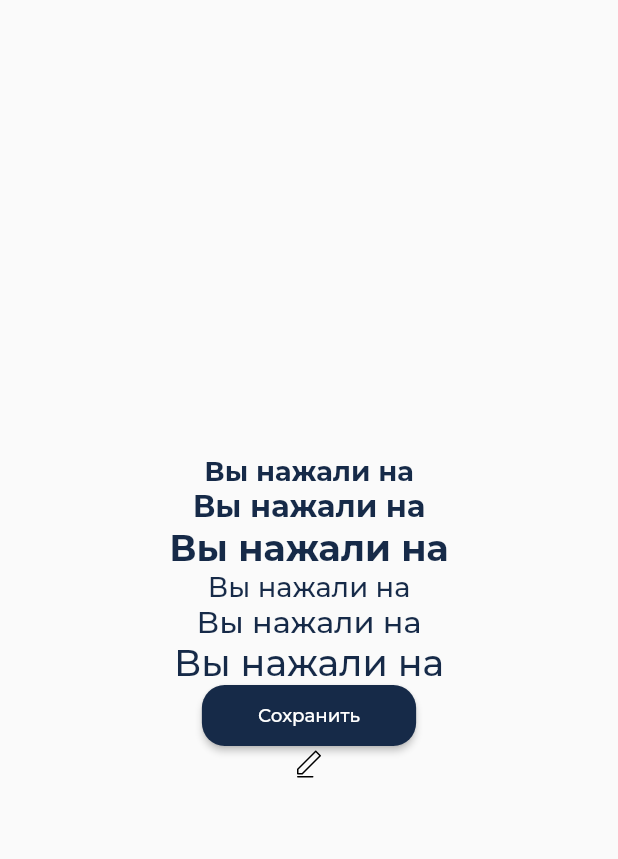
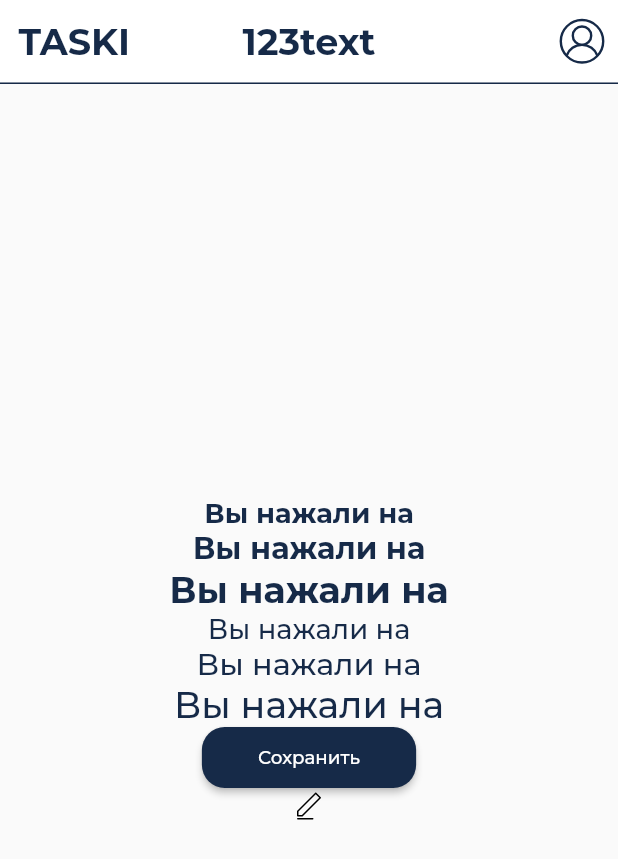
Before and after one commit to elyra1/Taski, a Flutter app: the screen it shows after launch, on a phone screen of 412 x 824 dp. Shown: the top 859 px of the screen. Run offline on Flutter 3.47's test engine with Material 2 defaults, Android fonts, the phone set to English and light mode, and no system bars; our stand-ins replace auto_route, awesome_extensions, bloc, cloud_firestore, firebase_auth, firebase_core and 6 more; accounts and stored records are empty; project files that could hold a hidden picture were left out.

Commit message:
Добавил MainAppBar

```diff
--- a/lib/presentation/pages/example_page/example_page.dart
+++ b/lib/presentation/pages/example_page/example_page.dart
@@ -7,6 +7,7 @@ import 'package:flutter_svg/flutter_svg.dart';
 import 'package:taski/di/locator.dart';
 import 'package:taski/presentation/pages/example_page/cubit/example_page_cubit.dart';
 import 'package:taski/presentation/utils/app_text_styles.dart';
+import 'package:taski/presentation/widgets/app_bars/main_app_bar.dart';
 import 'package:taski/presentation/widgets/buttons/custom_button.dart';
 
 @RoutePage()
@@ -16,6 +17,7 @@ class ExamplePage extends StatelessWidget implements AutoRouteWrapper {
   @override
   Widget build(BuildContext context) {
     return Scaffold(
+      appBar: MainAppBar(child: Text('123text', style: AppTextStyles.bold24,),),
       body: Column(
         mainAxisAlignment: MainAxisAlignment.center,
         children: [
--- /dev/null
+++ b/lib/presentation/widgets/app_bars/main_app_bar.dart
@@ -0,0 +1,45 @@
+import 'package:awesome_extensions/awesome_extensions.dart';
+import 'package:flutter/material.dart';
+import 'package:flutter_screenutil/flutter_screenutil.dart';
+import 'package:flutter_svg/svg.dart';
+import 'package:taski/presentation/utils/app_colors.dart';
+import 'package:taski/presentation/utils/app_icons.dart';
+import 'package:taski/presentation/utils/app_text_styles.dart';
+
+class MainAppBar extends StatelessWidget implements PreferredSizeWidget{
+  final Widget? child;
+  const MainAppBar({super.key, this.child});
+
+  @override
+  Widget build(BuildContext context) {
+    return AppBar(
+      elevation: 0,
+      backgroundColor: Colors.white,
+      title: child,
+      centerTitle: true,
+      leading: Text(
+        'TASKI',
+        style: AppTextStyles.bold24,
+      ).toCenter(),
+      leadingWidth: 90.w,
+      actions: [
+        IconButton(
+        icon: SvgPicture.asset(AppIcons.userIcon, color: AppColors.headblue),
+        onPressed: () {
+          // Заглушка функции, которая будет вызываться при нажатии на иконку
+        },
+      )
+      ],
+      bottom: PreferredSize(
+     preferredSize: Size.fromHeight(1.h),
+     child: Container(
+        color: AppColors.headblue,
+        height: 1.h,
+     ),
+    ),
+   );
+  }
+
+  @override
+  Size get preferredSize => const Size.fromHeight(kToolbarHeight);
+}
```
